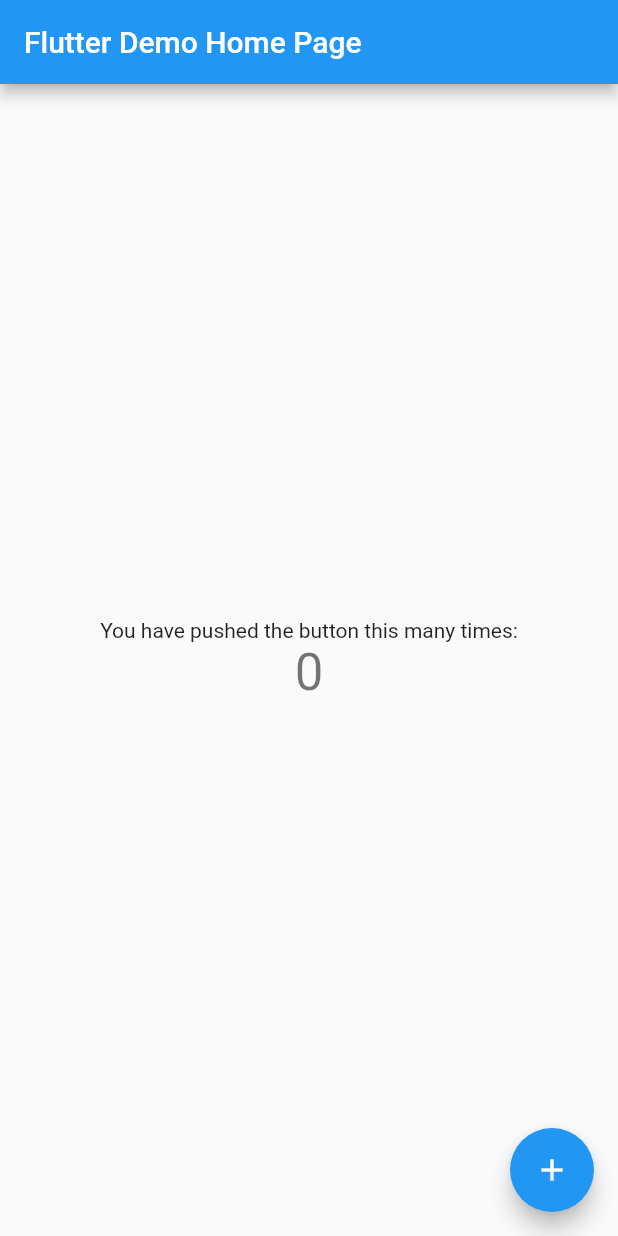
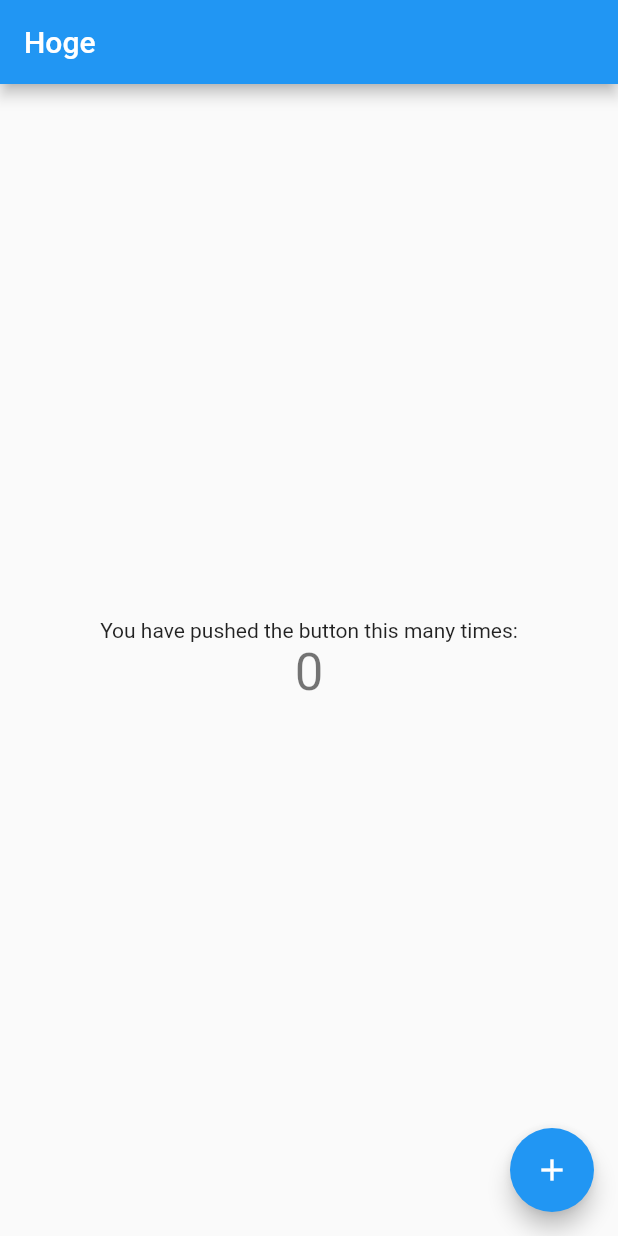
Before and after one commit to masaki0325/counter_app, a Flutter app: the screen it shows after launch, on a phone screen of 412 x 824 dp. Run offline on Flutter 3.47's test engine with Material 2 defaults, Android fonts, the phone set to English and light mode, and no system bars.

Commit message:
タイトルの変更

```diff
--- a/lib/main.dart
+++ b/lib/main.dart
@@ -24,7 +24,7 @@ class MyApp extends StatelessWidget {
         // is not restarted.
         primarySwatch: Colors.blue,
       ),
-      home: const MyHomePage(title: 'Flutter Demo Home Page'),
+      home: const MyHomePage(title: 'Hoge'),
     );
   }
 }
```
